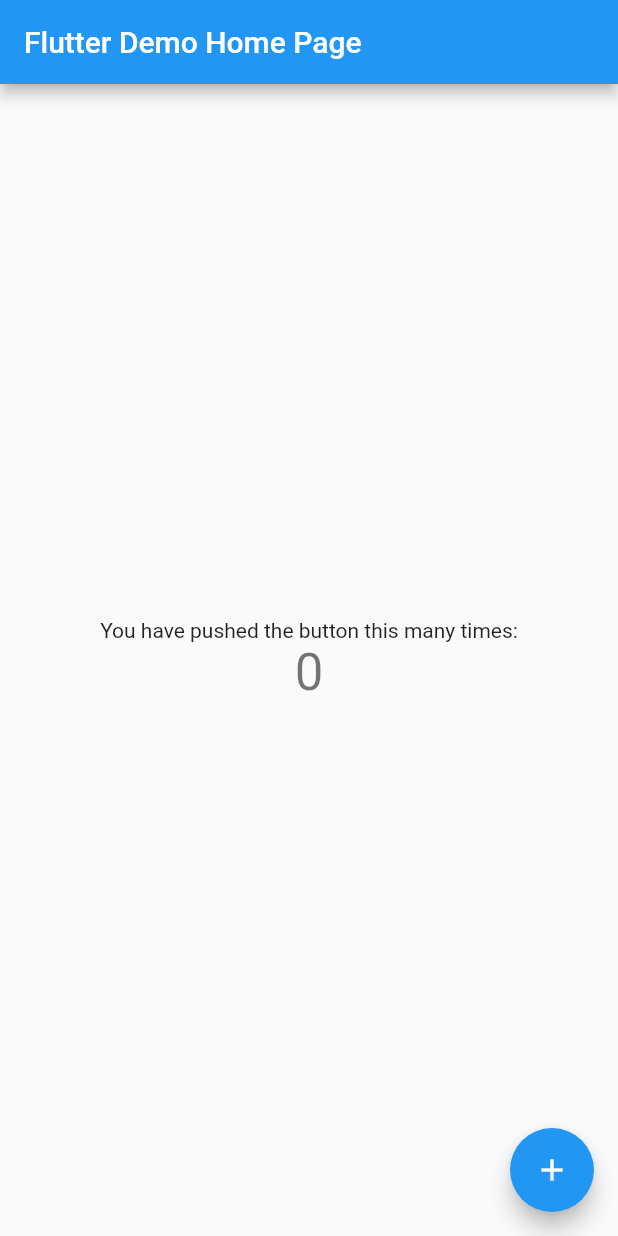
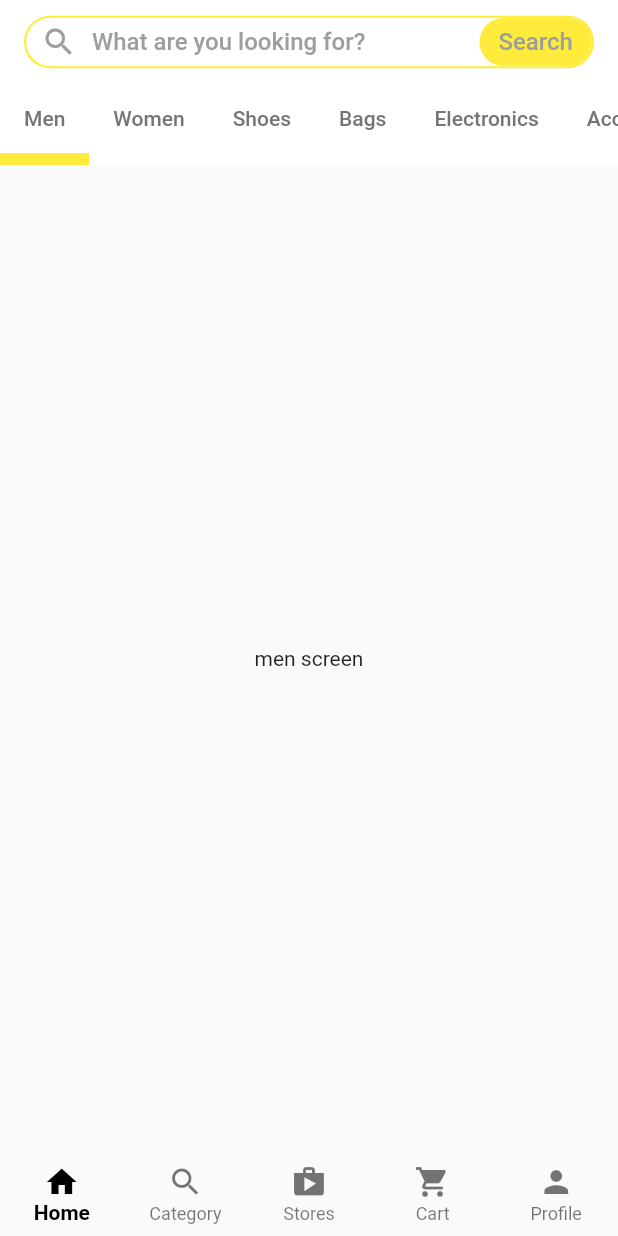
Before and after one commit to SaarimKhan789/Major-Project, a Flutter app: the screen it shows after launch, on a phone screen of 412 x 824 dp. Run offline on Flutter 3.47's test engine with Material 2 defaults, Android fonts, the phone set to English and light mode, and no system bars.

Commit message:
home screen skeleton created

```diff
--- a/ecommerce_app/lib/main.dart
+++ b/ecommerce_app/lib/main.dart
@@ -1,3 +1,4 @@
+import 'package:ecommerce_app/main_screens/customer_home.dart';
 import 'package:flutter/material.dart';
 
 void main() {
@@ -7,109 +8,10 @@ void main() {
 class MyApp extends StatelessWidget {
   const MyApp({super.key});
 
-  // This widget is the root of your application.
   @override
   Widget build(BuildContext context) {
-    return MaterialApp(
-      title: 'Flutter Demo',
-      theme: ThemeData(
-        // This is the theme of your application.
-        //
-        // Try running your application with "flutter run". You'll see the
-        // application has a blue toolbar. Then, without quitting the app, try
-        // changing the primarySwatch below to Colors.green and then invoke
-        // "hot reload" (press "r" in the console where you ran "flutter run",
-        // or simply save your changes to "hot reload" in a Flutter IDE).
-        // Notice that the counter didn't reset back to zero; the application
-        // is not restarted.
-        primarySwatch: Colors.blue,
-      ),
-      home: const MyHomePage(title: 'Flutter Demo Home Page'),
+    return const MaterialApp(
+      home: CustomerHomeScreen(),
     );
   }
 }
-
-class MyHomePage extends StatefulWidget {
-  const MyHomePage({super.key, required this.title});
-
-  // This widget is the home page of your application. It is stateful, meaning
-  // that it has a State object (defined below) that contains fields that affect
-  // how it looks.
-
-  // This class is the configuration for the state. It holds the values (in this
-  // case the title) provided by the parent (in this case the App widget) and
-  // used by the build method of the State. Fields in a Widget subclass are
-  // always marked "final".
-
-  final String title;
-
-  @override
-  State<MyHomePage> createState() => _MyHomePageState();
-}
-
-class _MyHomePageState extends State<MyHomePage> {
-  int _counter = 0;
-
-  void _incrementCounter() {
-    setState(() {
-      // This call to setState tells the Flutter framework that something has
-      // changed in this State, which causes it to rerun the build method below
-      // so that the display can reflect the updated values. If we changed
-      // _counter without calling setState(), then the build method would not be
-      // called again, and so nothing would appear to happen.
-      _counter++;
-    });
-  }
-
-  @override
-  Widget build(BuildContext context) {
-    // This method is rerun every time setState is called, for instance as done
-    // by the _incrementCounter method above.
-    //
-    // The Flutter framework has been optimized to make rerunning build methods
-    // fast, so that you can just rebuild anything that needs updating rather
-    // than having to individually change instances of widgets.
-    return Scaffold(
-      appBar: AppBar(
-        // Here we take the value from the MyHomePage object that was created by
-        // the App.build method, and use it to set our appbar title.
-        title: Text(widget.title),
-      ),
-      body: Center(
-        // Center is a layout widget. It takes a single child and positions it
-        // in the middle of the parent.
-        child: Column(
-          // Column is also a layout widget. It takes a list of children and
-          // arranges them vertically. By default, it sizes itself to fit its
-          // children horizontally, and tries to be as tall as its parent.
-          //
-          // Invoke "debug painting" (press "p" in the console, choose the
-          // "Toggle Debug Paint" action from the Flutter Inspector in Android
-          // Studio, or the "Toggle Debug Paint" command in Visual Studio Code)
-          // to see the wireframe for each widget.
-          //
-          // Column has various properties to control how it sizes itself and
-          // how it positions its children. Here we use mainAxisAlignment to
-          // center the children vertically; the main axis here is the vertical
-          // axis because Columns are vertical (the cross axis would be
-          // horizontal).
-          mainAxisAlignment: MainAxisAlignment.center,
-          children: <Widget>[
-            const Text(
-              'You have pushed the button this many times:',
-            ),
-            Text(
-              '$_counter',
-              style: Theme.of(context).textTheme.headline4,
-            ),
-          ],
-        ),
-      ),
-      floatingActionButton: FloatingActionButton(
-        onPressed: _incrementCounter,
-        tooltip: 'Increment',
-        child: const Icon(Icons.add),
-      ), // This trailing comma makes auto-formatting nicer for build methods.
-    );
-  }
-}
--- /dev/null
+++ b/ecommerce_app/lib/main_screens/customer_home.dart
@@ -0,0 +1,60 @@
+import 'package:ecommerce_app/main_screens/home.dart';
+import 'package:flutter/material.dart';
+
+class CustomerHomeScreen extends StatefulWidget {
+  const CustomerHomeScreen({super.key});
+
+  @override
+  State<CustomerHomeScreen> createState() => _CustomerHomeScreenState();
+}
+
+class _CustomerHomeScreenState extends State<CustomerHomeScreen> {
+  int _selectedIndex = 0;
+  final List<Widget> _tabs = [
+    HomeScreen(),
+    Center(child: Text('Category screen')),
+    Center(child: Text('Stores screen')),
+    Center(child: Text('Cart screen')),
+    Center(child: Text('Profile screen')),
+  ];
+  @override
+  Widget build(BuildContext context) {
+    return Scaffold(
+      body: _tabs[_selectedIndex],
+      bottomNavigationBar: BottomNavigationBar(
+        elevation: 0,
+        type: BottomNavigationBarType.fixed,
+        selectedItemColor: Colors.black,
+        currentIndex: _selectedIndex,
+        selectedLabelStyle: const TextStyle(fontWeight: FontWeight.w600),
+        items: const [
+          BottomNavigationBarItem(
+            icon: Icon(Icons.home),
+            label: 'Home',
+          ),
+          BottomNavigationBarItem(
+            icon: Icon(Icons.search),
+            label: 'Category',
+          ),
+          BottomNavigationBarItem(
+            icon: Icon(Icons.shop),
+            label: 'Stores',
+          ),
+          BottomNavigationBarItem(
+            icon: Icon(Icons.shopping_cart),
+            label: 'Cart',
+          ),
+          BottomNavigationBarItem(
+            icon: Icon(Icons.person),
+            label: 'Profile',
+          ),
+        ],
+        onTap: (index) {
+          setState(() {
+            _selectedIndex = index; // telling that i have tapped on this icon
+          });
+        },
+      ),
+    );
+  }
+}
--- /dev/null
+++ b/ecommerce_app/lib/main_screens/home.dart
@@ -0,0 +1,115 @@
+import 'package:ecommerce_app/minor_screens/search.dart';
+import 'package:flutter/cupertino.dart';
+import 'package:flutter/material.dart';
+
+class HomeScreen extends StatefulWidget {
+  const HomeScreen({super.key});
+
+  @override
+  State<HomeScreen> createState() => _HomeScreenState();
+}
+
+class _HomeScreenState extends State<HomeScreen> {
+  @override
+  Widget build(BuildContext context) {
+    return DefaultTabController(
+      length: 9,
+      child: Scaffold(
+        appBar: AppBar(
+          elevation: 0,
+          backgroundColor: Colors.white,
+          title: InkWell(
+            onTap: () {
+              Navigator.push(
+                  context,
+                  MaterialPageRoute(
+                      builder: (context) => const SearchScreen()));
+            },
+            child: Container(
+              height: 35,
+              decoration: BoxDecoration(
+                  border: Border.all(color: Colors.yellow, width: 1.4),
+                  borderRadius: BorderRadius.circular(25)),
+              child: Row(
+                mainAxisAlignment: MainAxisAlignment.spaceBetween,
+                children: [
+                  Row(
+                    children: const [
+                      Padding(
+                        padding: const EdgeInsets.symmetric(horizontal: 10),
+                        child: Icon(
+                          Icons.search,
+                          color: Colors.grey,
+                        ),
+                      ),
+                      Text(
+                        'What are you looking for?',
+                        style: TextStyle(fontSize: 16, color: Colors.grey),
+                      ),
+                    ],
+                  ),
+                  Container(
+                    height: 32,
+                    width: 75,
+                    decoration: BoxDecoration(
+                        color: Colors.yellow,
+                        borderRadius: BorderRadius.circular(25)),
+                    child: const Center(
+                      child: Text(
+                        'Search',
+                        style: TextStyle(fontSize: 16, color: Colors.grey),
+                      ),
+                    ),
+                  )
+                ],
+              ),
+            ),
+          ),
+          bottom: const TabBar(
+              isScrollable: true,
+              indicatorColor: Colors.yellow,
+              indicatorWeight: 8,
+              tabs: [
+                RepeatedTab(label: 'Men'),
+                RepeatedTab(label: 'Women'),
+                RepeatedTab(label: 'Shoes'),
+                RepeatedTab(label: 'Bags'),
+                RepeatedTab(label: 'Electronics'),
+                RepeatedTab(label: 'Accessories'),
+                RepeatedTab(label: 'Home & Garden'),
+                RepeatedTab(label: 'Kids'),
+                RepeatedTab(label: 'Beauty'),
+              ]),
+        ),
+        body: const TabBarView(
+          children: [
+            Center(child: Text('men screen')),
+            Center(child: Text('women screen')),
+            Center(child: Text('shoes screen')),
+            Center(child: Text('bags screen')),
+            Center(child: Text('electronics screen')),
+            Center(child: Text('accessories screen')),
+            Center(child: Text('home and garden screen')),
+            Center(child: Text('kids screen')),
+            Center(child: Text('beauty screen')),
+          ],
+        ),
+      ),
+    );
+  }
+}
+
+class RepeatedTab extends StatelessWidget {
+  final String label;
+  const RepeatedTab({Key? key, required this.label}) : super(key: key);
+
+  @override
+  Widget build(BuildContext context) {
+    return Tab(
+      child: Text(
+        label,
+        style: TextStyle(color: Colors.grey.shade600),
+      ),
+    );
+  }
+}
```
Also changed, not shown: ecommerce_app/pubspec.yaml (+14 -7 lines).
